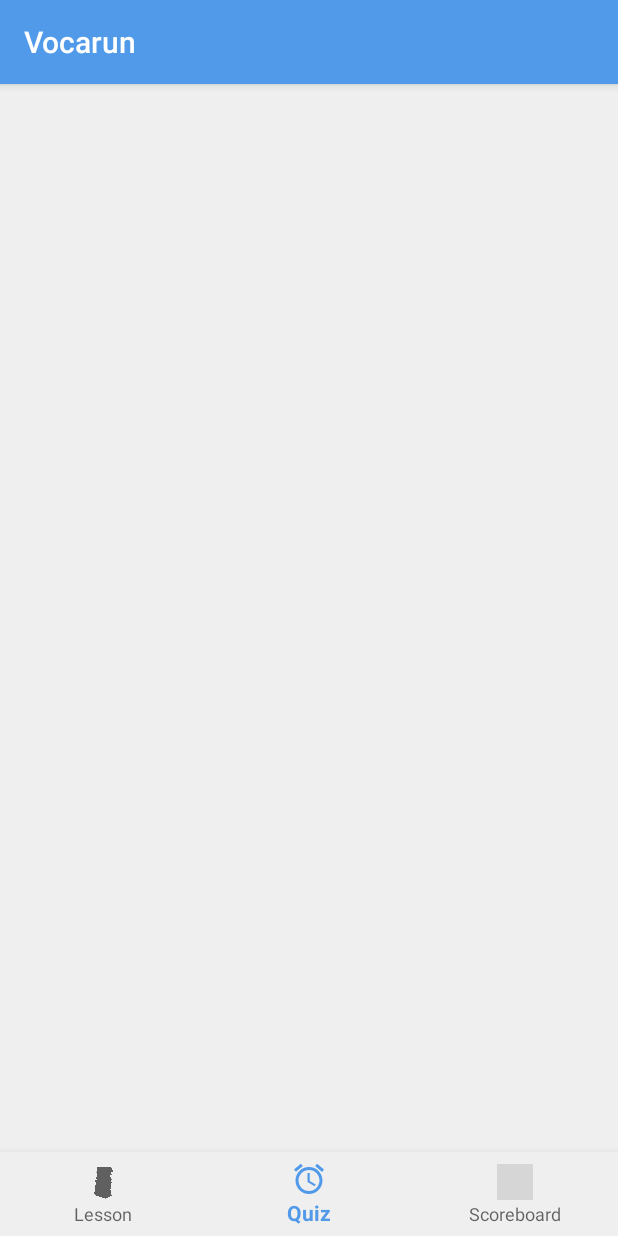
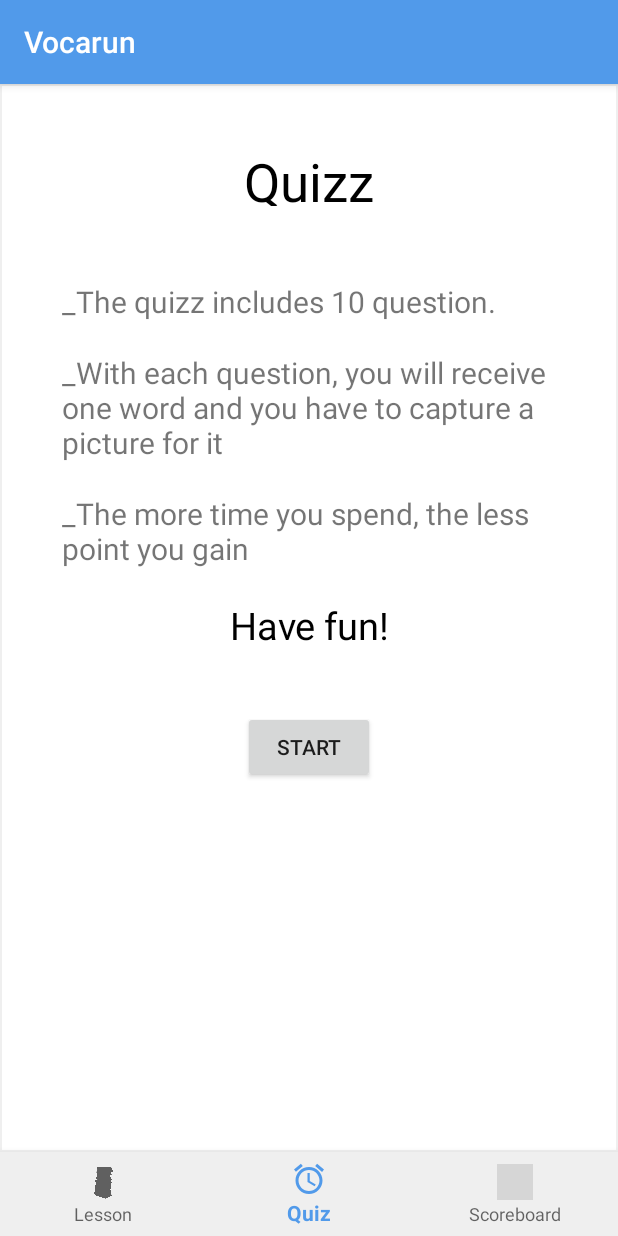
Before and after one commit to nnmhuy/Vocarun, an Android app: the screen it shows after launch (MainActivity), item 2 of the bottom bar chosen, on a phone screen of 412 x 824 dp. Run offline under Robolectric (Android 15) with nearby library versions, the phone set to English and light mode, and no system bars; grey boxes are pictures that could not be loaded.

Commit message:
logic between question and main activity

```diff
--- a/app/src/main/AndroidManifest.xml
+++ b/app/src/main/AndroidManifest.xml
@@ -20,6 +20,8 @@
                 <category android:name="android.intent.category.LAUNCHER" />
             </intent-filter>
         </activity>
+        <activity android:name=".QuesstionActivity">
+        </activity>
     </application>
 
 </manifest>
--- a/app/src/main/java/com/example/vocarun/MainActivity.java
+++ b/app/src/main/java/com/example/vocarun/MainActivity.java
@@ -1,5 +1,7 @@
 package com.example.vocarun;
 
+import android.app.Activity;
+import android.content.Intent;
 import android.os.Bundle;
 
 import com.google.android.material.bottomnavigation.BottomNavigationView;
@@ -9,6 +11,7 @@ import androidx.annotation.NonNull;
 import androidx.fragment.app.Fragment;
 import androidx.fragment.app.FragmentManager;
 
+import android.util.Log;
 import android.view.MenuItem;
 public class MainActivity extends AppCompatActivity {
 
@@ -16,6 +19,8 @@ public class MainActivity extends AppCompatActivity {
     final Fragment fragment2 = new QuizFragment();
     final Fragment fragment3 = new ScoreboardFragment();
     final FragmentManager fm = getSupportFragmentManager();
+    public int currentPoint = -1;
+    public static final int QUESTION_REQUEST = 12;
     Fragment activeFragment = fragment1;
 
     private BottomNavigationView.OnNavigationItemSelectedListener mOnNavigationItemSelectedListener
@@ -54,4 +59,28 @@ public class MainActivity extends AppCompatActivity {
         navView.setOnNavigationItemSelectedListener(mOnNavigationItemSelectedListener);
     }
 
+    @Override
+    protected void onActivityResult(int requestCode, int resultCode, Intent data) {
+
+        if (requestCode == QUESTION_REQUEST && data != null) {
+            if(resultCode == Activity.RESULT_OK){
+                String resultPoint =data.getStringExtra("result");
+//                Log.d("question point", resultPoint);
+                currentPoint = Integer.parseInt(resultPoint);
+            }
+//            if (resultCode == Activity.RESULT_CANCELED) {
+//                //Write your code if there's no result
+//            }
+        }
+    }
+
+    public void callQuestionActivity() {
+        Intent i = new Intent(this, QuesstionActivity.class);
+        i.putExtra("Lesson_name", "Animal");
+        this.startActivityForResult(i, QUESTION_REQUEST);
+    }
+
+    public int getPoint() {
+        return currentPoint;
+    }
 }
--- a/app/src/main/java/com/example/vocarun/QuizFragment.java
+++ b/app/src/main/java/com/example/vocarun/QuizFragment.java
@@ -1,6 +1,7 @@
 package com.example.vocarun;
 
 
+import android.content.Intent;
 import android.os.Bundle;
 
 import androidx.fragment.app.Fragment;
@@ -8,6 +9,8 @@ import androidx.fragment.app.Fragment;
 import android.view.LayoutInflater;
 import android.view.View;
 import android.view.ViewGroup;
+import android.widget.Button;
+import android.widget.TextView;
 
 
 /**
@@ -15,7 +18,7 @@ import android.view.ViewGroup;
  */
 public class QuizFragment extends Fragment {
 
-
+    public  View view;
     public QuizFragment() {
         // Required empty public constructor
     }
@@ -25,7 +28,31 @@ public class QuizFragment extends Fragment {
     public View onCreateView(LayoutInflater inflater, ViewGroup container,
                              Bundle savedInstanceState) {
         // Inflate the layout for this fragment
-        return inflater.inflate(R.layout.fragment_quiz, container, false);
+        this.view = inflater.inflate(R.layout.fragment_quiz, container, false);
+
+
+        Button button = view.findViewById(R.id.startQuession);
+        button.setOnClickListener(new View.OnClickListener() {
+            @Override
+            public void onClick(View v) {
+                ((MainActivity) getActivity()).callQuestionActivity();
+            }
+        });
+
+        return  this.view;
     }
 
+    @Override
+    public void onResume(){
+        super.onResume();
+        int currentPoint = ((MainActivity) getActivity()).getPoint();
+        TextView pointText = this.view.findViewById(R.id.currentPointText);
+        if (currentPoint == -1) {
+            pointText.setText("Have fun!");
+        } else {
+            String pointString = "Previous Point: " + String.valueOf(currentPoint);
+            pointText.setText(pointString);
+        }
+
+    }
 }
--- a/app/src/main/res/layout/fragment_quiz.xml
+++ b/app/src/main/res/layout/fragment_quiz.xml
@@ -3,6 +3,57 @@
     xmlns:tools="http://schemas.android.com/tools"
     android:layout_width="match_parent"
     android:layout_height="match_parent"
+    android:background="@color/white"
     tools:context=".QuizFragment">
-
+    <LinearLayout
+        android:layout_width="match_parent"
+        android:layout_height="match_parent"
+        android:orientation="vertical">
+        <TextView
+            android:layout_width="match_parent"
+            android:layout_height="40dp"
+            android:text="Quizz"
+            android:layout_marginVertical="40dp"
+            android:gravity="center"
+            android:textColor="@color/black"
+            android:textSize="35dp"/>
+        <TextView
+            android:layout_width="match_parent"
+            android:layout_height="wrap_content"
+            android:layout_marginVertical="10dp"
+            android:layout_marginHorizontal="40dp"
+            android:textSize="20dp"
+            android:text="_The quizz includes 10 question."/>
+        <TextView
+            android:layout_width="match_parent"
+            android:layout_height="wrap_content"
+            android:layout_marginVertical="10dp"
+            android:layout_marginHorizontal="40dp"
+            android:textSize="20dp"
+            android:text="_With each question, you will receive one word and you have to capture a picture for it"/>
+        <TextView
+            android:layout_width="match_parent"
+            android:layout_height="wrap_content"
+            android:layout_marginVertical="10dp"
+            android:layout_marginHorizontal="40dp"
+            android:textSize="20dp"
+            android:text="_The more time you spend, the less point you gain"/>
+        <TextView
+            android:layout_width="match_parent"
+            android:layout_height="wrap_content"
+            android:layout_marginVertical="10dp"
+            android:layout_marginHorizontal="40dp"
+            android:textSize="25dp"
+            android:textColor="@color/black"
+            android:gravity="center"
+            android:id="@+id/currentPointText"
+            android:text="Have fun!"/>
+        <Button
+            android:layout_width="wrap_content"
+            android:layout_height="wrap_content"
+            android:layout_gravity="center"
+            android:layout_marginVertical="30dp"
+            android:id="@+id/startQuession"
+            android:text="Start"/>
+    </LinearLayout>
 </FrameLayout>
--- a/app/src/main/res/values/colors.xml
+++ b/app/src/main/res/values/colors.xml
@@ -8,4 +8,5 @@
     <color name="colorAccent">#D81B60</color>
     <color name="gray">#efefef</color>
     <color name="darkGray">#afafaf</color>
+    <color name="black">#000000</color>
 </resources>
```
Also changed, not shown: app/src/main/java/com/example/vocarun/QuesstionActivity.java (added, +36 -0 lines), app/src/main/res/layout/activity_question.xml (added, +63 -0 lines).
